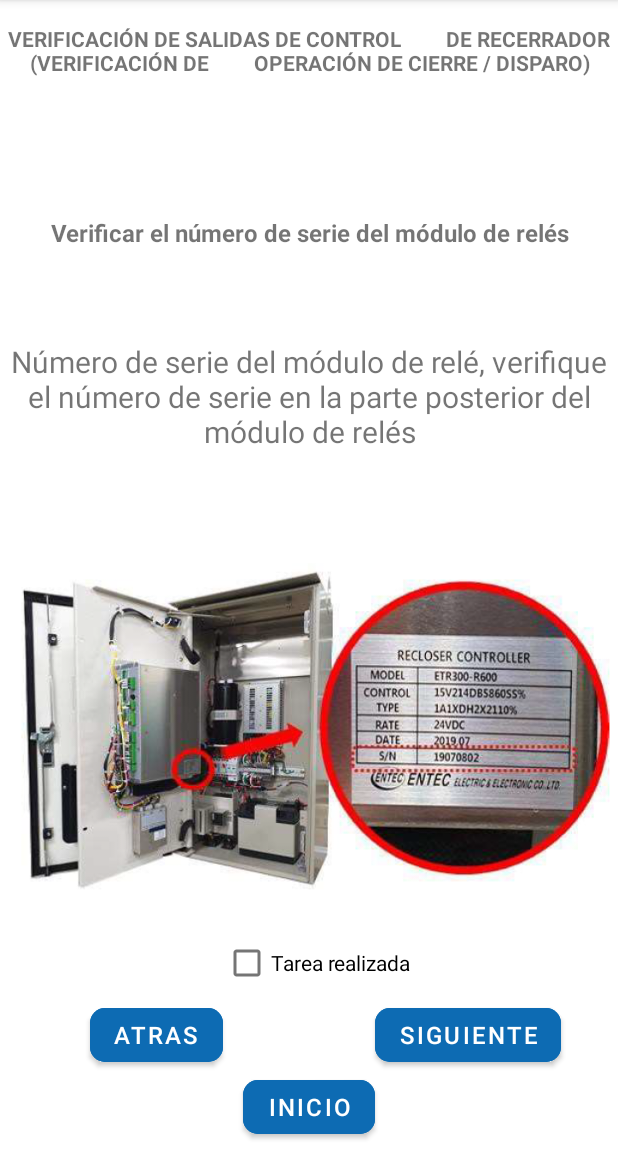
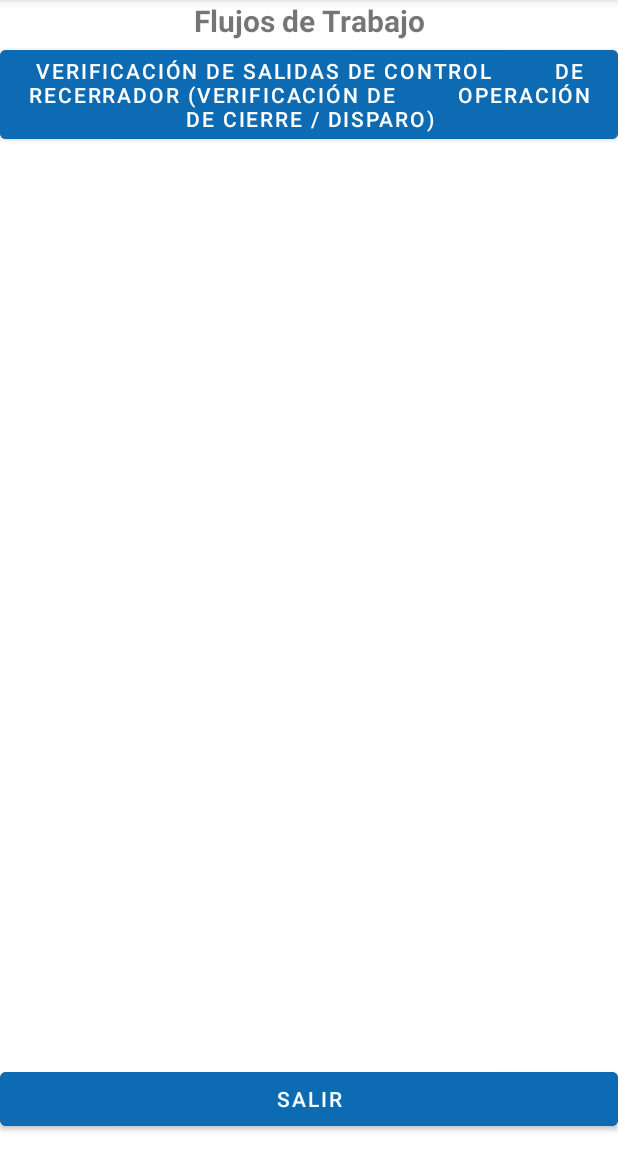
Before and after one commit to davidperezaponte/workflow4AR, an Android app: the screen it shows after launch (verFlujoTrabajo before the commit, ListaFlujosTrabajo after it), after a tap on "VER FLUJOS DE TRABAJO", on a phone screen of 412 x 824 dp, the part 84-1236 px from its top. Run offline under Robolectric (Android 15) with nearby library versions, the phone set to English and light mode, and no system bars.

Commit message:
Se agrega página listar flujos de trabajo

```diff
--- a/app/src/main/AndroidManifest.xml
+++ b/app/src/main/AndroidManifest.xml
@@ -9,6 +9,9 @@
         android:roundIcon="@mipmap/ic_launcher_round"
         android:supportsRtl="true"
         android:theme="@style/Theme.Workflow4AR">
+        <activity
+            android:name=".ListaFlujosTrabajo"
+            android:exported="false" />
         <activity
             android:name=".verFlujoTrabajo"
             android:exported="false" />
--- /dev/null
+++ b/app/src/main/java/com/example/workflow4ar/ListaFlujosTrabajo.java
@@ -0,0 +1,39 @@
+package com.example.workflow4ar;
+
+import androidx.appcompat.app.AppCompatActivity;
+
+import android.content.Intent;
+import android.os.Bundle;
+import android.view.View;
+import android.widget.Button;
+
+public class ListaFlujosTrabajo extends AppCompatActivity {
+
+    public String [] flujoTrabajo1 = {
+            "VERIFICACIÓN DE SALIDAS DE CONTROL         DE RECERRADOR (VERIFICACIÓN DE         OPERACIÓN DE CIERRE / DISPARO)",
+            "Verificar el número de serie del módulo de relés",
+            "Número de serie del módulo de relé, verifique el número de serie en la parte posterior del módulo de relés",
+            "@mipmap/serie_rele"
+    };
+
+    Button button;
+
+    @Override
+    protected void onCreate(Bundle savedInstanceState) {
+        super.onCreate(savedInstanceState);
+        setContentView(R.layout.activity_lista_flujos_trabajo);
+
+        button = findViewById(R.id.btnFlujoTrabajo1);
+
+        button.setText(flujoTrabajo1[0]);
+    }
+
+    public void verFlujo(View view){
+        Intent i = new Intent(this,verFlujoTrabajo.class);
+        startActivity(i);
+    }
+
+    public void salir(View view){
+        finish();
+    }
+}
--- a/app/src/main/java/com/example/workflow4ar/MainActivity.java
+++ b/app/src/main/java/com/example/workflow4ar/MainActivity.java
@@ -8,14 +8,15 @@ import android.view.View;
 
 public class MainActivity extends AppCompatActivity {
 
+
     @Override
     protected void onCreate(Bundle savedInstanceState) {
         super.onCreate(savedInstanceState);
         setContentView(R.layout.activity_main);
     }
 
-    public void verFlujos(View view){
-        Intent i = new Intent(this,verFlujoTrabajo.class);
+    public void listarFlujos(View view){
+        Intent i = new Intent(this,ListaFlujosTrabajo.class);
         startActivity(i);
     }
 }
--- /dev/null
+++ b/app/src/main/res/layout/activity_lista_flujos_trabajo.xml
@@ -0,0 +1,50 @@
+<?xml version="1.0" encoding="utf-8"?>
+<androidx.constraintlayout.widget.ConstraintLayout xmlns:android="http://schemas.android.com/apk/res/android"
+    xmlns:app="http://schemas.android.com/apk/res-auto"
+    xmlns:tools="http://schemas.android.com/tools"
+    android:layout_width="match_parent"
+    android:layout_height="match_parent"
+    tools:context=".ListaFlujosTrabajo">
+
+    <LinearLayout
+        android:id="@+id/linearLayout"
+        android:layout_width="0dp"
+        android:layout_height="0dp"
+        android:layout_marginBottom="24dp"
+        android:orientation="vertical"
+        app:layout_constraintBottom_toTopOf="@+id/button2"
+        app:layout_constraintEnd_toEndOf="parent"
+        app:layout_constraintStart_toStartOf="parent"
+        app:layout_constraintTop_toTopOf="parent">
+
+        <TextView
+            android:id="@+id/textView"
+            android:layout_width="match_parent"
+            android:layout_height="wrap_content"
+            android:text="Flujos de Trabajo"
+            android:textAlignment="center"
+            android:textSize="20sp"
+            android:textStyle="bold" />
+
+        <Button
+            android:id="@+id/btnFlujoTrabajo1"
+            android:layout_width="match_parent"
+            android:layout_height="wrap_content"
+            android:backgroundTint="#0d6bb3"
+            android:onClick="verFlujo" />
+
+    </LinearLayout>
+
+    <Button
+        android:id="@+id/button2"
+        android:layout_width="0dp"
+        android:layout_height="wrap_content"
+        android:layout_marginBottom="11dp"
+        android:backgroundTint="#0d6bb3"
+        android:onClick="salir"
+        android:text="Salir"
+        app:layout_constraintBottom_toBottomOf="parent"
+        app:layout_constraintEnd_toEndOf="parent"
+        app:layout_constraintStart_toStartOf="parent"
+        app:layout_constraintTop_toBottomOf="@+id/linearLayout" />
+</androidx.constraintlayout.widget.ConstraintLayout>
--- a/app/src/main/res/layout/activity_main.xml
+++ b/app/src/main/res/layout/activity_main.xml
@@ -39,7 +39,7 @@
         android:layout_marginEnd="44dp"
         android:layout_marginBottom="327dp"
         android:backgroundTint="#0d6bb3"
-        android:onClick="verFlujos"
+        android:onClick="listarFlujos"
         android:text="VER FLUJOS DE TRABAJO"
         app:layout_constraintBottom_toBottomOf="parent"
         app:layout_constraintEnd_toEndOf="parent"
--- a/app/src/main/res/layout/activity_ver_flujo_trabajo.xml
+++ b/app/src/main/res/layout/activity_ver_flujo_trabajo.xml
@@ -7,66 +7,64 @@
     tools:context=".verFlujoTrabajo">
 
     <TextView
-        android:id="@+id/textView2"
-        android:layout_width="wrap_content"
-        android:layout_height="wrap_content"
+        android:id="@+id/tvTitulo"
+        android:layout_width="0dp"
+        android:layout_height="0dp"
         android:layout_marginTop="16dp"
+        android:layout_marginBottom="23dp"
         android:inputType="textMultiLine|text"
-        android:text="VERIFICACIÓN DE SALIDAS DE CONTROL         DE RECERRADOR (VERIFICACIÓN DE         OPERACIÓN DE CIERRE / DISPARO)"
         android:textAlignment="center"
         android:textStyle="bold"
-        app:layout_constraintStart_toStartOf="parent"
-        app:layout_constraintTop_toTopOf="parent" />
-
-    <TextView
-        android:id="@+id/textView"
-        android:layout_width="0dp"
-        android:layout_height="53dp"
-        android:layout_marginStart="1dp"
-        android:layout_marginTop="144dp"
-        android:layout_marginEnd="1dp"
-        android:layout_marginBottom="137dp"
-        android:inputType="textMultiLine|text"
-        android:text="Verificar el número de serie del módulo de relés"
-        android:textAlignment="center"
-        android:textSize="16sp"
-        android:textStyle="bold"
-        app:layout_constraintBottom_toBottomOf="@+id/textView3"
+        app:layout_constraintBottom_toTopOf="@+id/tvTituloPaso1"
         app:layout_constraintEnd_toEndOf="parent"
         app:layout_constraintStart_toStartOf="parent"
         app:layout_constraintTop_toTopOf="parent" />
 
     <TextView
-        android:id="@+id/textView3"
+        android:id="@+id/tvTituloPaso1"
         android:layout_width="0dp"
-        android:layout_height="107dp"
+        android:layout_height="53dp"
         android:layout_marginStart="1dp"
-        android:layout_marginTop="227dp"
+        android:layout_marginTop="98dp"
         android:layout_marginEnd="1dp"
-        android:text="Número de serie del módulo de relé, verifique el número de serie en la parte posterior del módulo de relés"
+        android:inputType="textMultiLine|text"
+        android:textAlignment="center"
+        android:textSize="16sp"
+        android:textStyle="bold"
+        app:layout_constraintEnd_toEndOf="parent"
+        app:layout_constraintStart_toStartOf="parent"
+        app:layout_constraintTop_toTopOf="parent" />
+
+    <TextView
+        android:id="@+id/tvInfo"
+        android:layout_width="0dp"
+        android:layout_height="189dp"
+        android:layout_marginStart="1dp"
+        android:layout_marginTop="15dp"
+        android:layout_marginEnd="1dp"
         android:textAlignment="center"
         android:textSize="20sp"
         app:layout_constraintEnd_toEndOf="parent"
         app:layout_constraintStart_toStartOf="parent"
-        app:layout_constraintTop_toTopOf="parent" />
+        app:layout_constraintTop_toBottomOf="@+id/tvTituloPaso1" />
 
     <ImageView
-        android:id="@+id/imageView2"
+        android:id="@+id/imagePaso1"
         android:layout_width="0dp"
         android:layout_height="0dp"
-        android:layout_marginTop="29dp"
+        android:layout_marginTop="8dp"
         android:layout_marginBottom="11dp"
-        android:src="@mipmap/serie_rele"
         app:layout_constraintBottom_toTopOf="@+id/checkBox2"
         app:layout_constraintEnd_toEndOf="parent"
         app:layout_constraintStart_toStartOf="parent"
-        app:layout_constraintTop_toBottomOf="@+id/textView3" />
+        app:layout_constraintTop_toBottomOf="@+id/tvInfo" />
 
     <Button
         android:id="@+id/btnSiguiente"
         android:layout_width="wrap_content"
         android:layout_height="wrap_content"
         android:backgroundTint="#0d6bb3"
+        android:onClick="pasoSiguiente"
         android:text="Siguiente"
         android:textSize="16sp"
         app:cornerRadius="10dp"
@@ -79,6 +77,7 @@
         android:layout_height="wrap_content"
         android:layout_marginEnd="13dp"
         android:backgroundTint="#0D6BB3"
+        android:onClick="pasoAnterior"
         android:text="Atras"
         android:textSize="16sp"
         app:cornerRadius="10dp"
```
Also changed, not shown: app/src/main/java/com/example/workflow4ar/verFlujoTrabajo.java (+66 -3 lines), app/src/main/res/layout/fragment_paso1.xml (+4 -4 lines), app/src/main/res/mipmap-hdpi/version_firmware.PNG (added).
